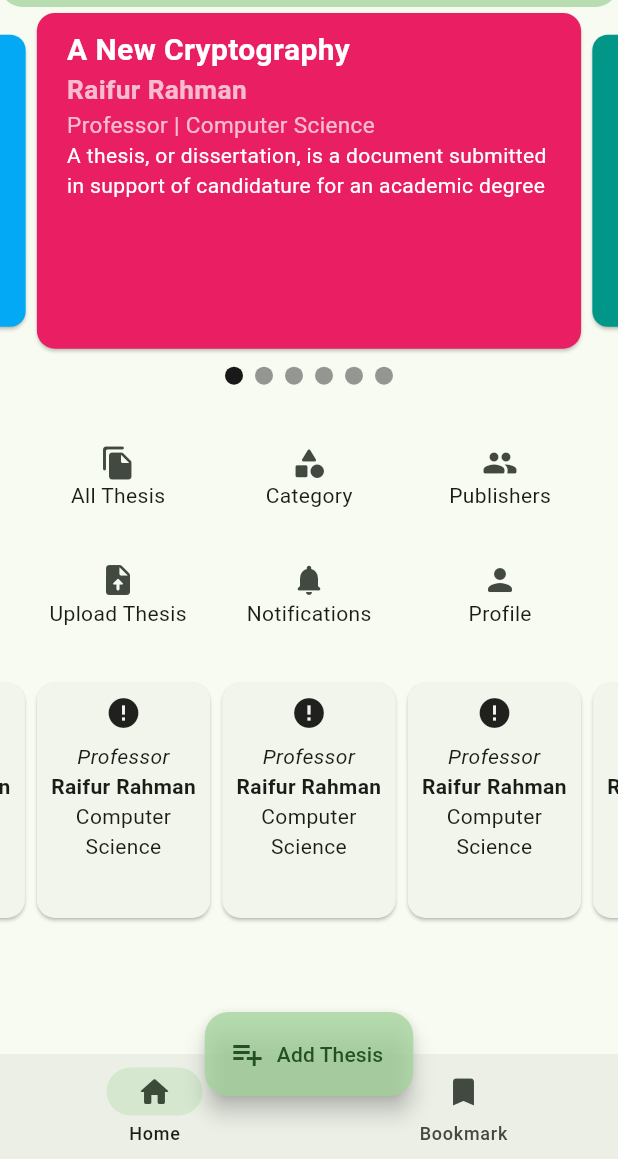
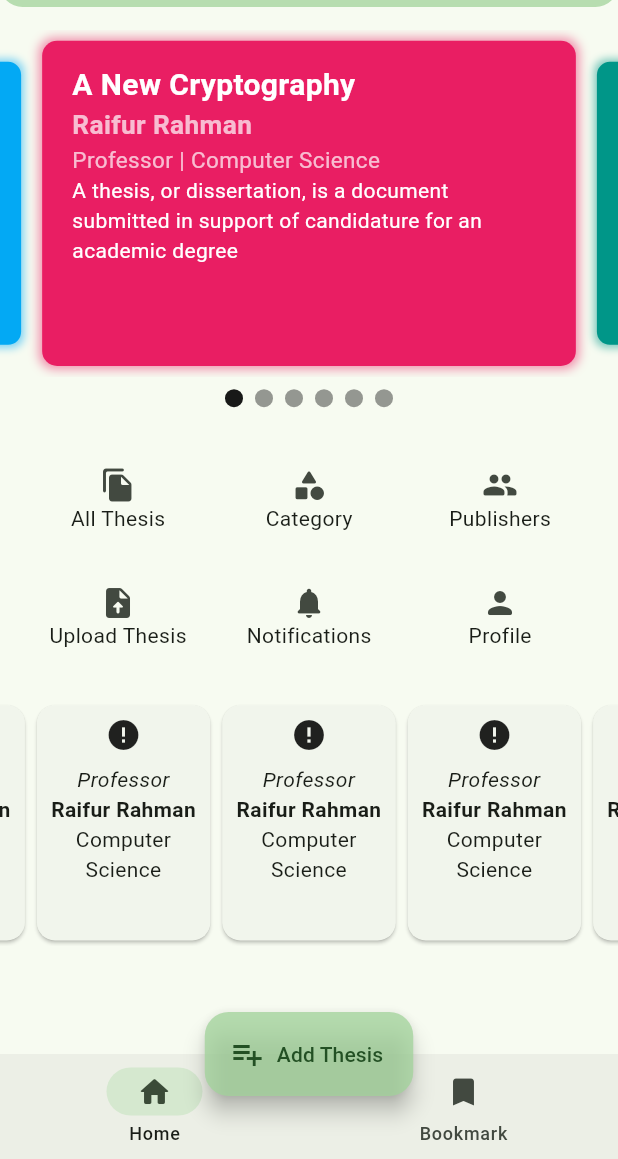
Before and after one commit to metaspook/su_research_and_thesis_book, a Flutter app: the screen it shows once a user with an empty profile is signed in, on a phone screen of 412 x 824 dp, the part 77-1236 px from its top. Run offline on Flutter 3.47's test engine with Material 2 defaults, Android fonts, the phone set to English and light mode, and no system bars; drawn by our look-alikes of cached_network_image, carousel_slider; our stand-ins replace bloc, connectivity_plus, equatable, file_picker, firebase_auth, firebase_core and 8 more; missing offline and left inert: flutter_cached_pdfview; accounts and stored records are empty; generated files the repository leaves out were written again; network calls fail; Roboto replaces fonts that are missing (Ubuntu); key blocks and very long unbroken strings in the code were emptied for the run.

Commit message:
add carousel thesis, profile

```diff
--- a/lib/modules/home/view/home_view.dart
+++ b/lib/modules/home/view/home_view.dart
@@ -9,6 +9,7 @@ class HomeView extends StatelessWidget {
   @override
   Widget build(BuildContext context) {
     return ListView(
+      padding: const EdgeInsets.symmetric(vertical: AppThemes.verticalPadding),
       children: [
         const ThesisCarousel(),
         GridView.count(
--- a/lib/modules/home/widgets/thesis_carousel.dart
+++ b/lib/modules/home/widgets/thesis_carousel.dart
@@ -37,9 +37,10 @@ class _ThesisCarouselState extends State<ThesisCarousel> {
         ),
         Row(
           mainAxisAlignment: MainAxisAlignment.center,
-          children: _imgList.asMap().entries.map((entry) {
-            return GestureDetector(
-              onTap: () => _controller.animateToPage(entry.key),
+          children: [
+            for (var i = 0; i < 6; i++)
+              GestureDetector(
+                onTap: () => _controller.animateToPage(i),
                 child: Container(
                   width: 12,
                   height: 12,
@@ -52,39 +53,40 @@ class _ThesisCarouselState extends State<ThesisCarousel> {
                     color: (Theme.of(context).brightness == Brightness.dark
                             ? Colors.white
                             : Colors.black)
-                      .withOpacity(_current == entry.key ? 0.9 : 0.4),
+                        .withOpacity(_current == i ? 0.9 : 0.4),
                   ),
                 ),
-            );
-          }).toList(),
+              ),
+          ],
         ),
       ],
     );
   }
 }
 
-final List<String> _imgList = [
-  'https://images.unsplash.com/photo-1520342868574-5fa3804e551c?ixlib=rb-0.3.5&ixid=eyJhcHBfaWQiOjEyMDd9&s=6ff92caffcdd63681a35134a6770ed3b&auto=format&fit=crop&w=1951&q=80',
-  'https://images.unsplash.com/photo-1522205408450-add114ad53fe?ixlib=rb-0.3.5&ixid=eyJhcHBfaWQiOjEyMDd9&s=368f45b0888aeb0b7b08e3a1084d3ede&auto=format&fit=crop&w=1950&q=80',
-  'https://images.unsplash.com/photo-1519125323398-675f0ddb6308?ixlib=rb-0.3.5&ixid=eyJhcHBfaWQiOjEyMDd9&s=94a1e718d89ca60a6337a6008341ca50&auto=format&fit=crop&w=1950&q=80',
-  'https://images.unsplash.com/photo-1523205771623-e0faa4d2813d?ixlib=rb-0.3.5&ixid=eyJhcHBfaWQiOjEyMDd9&s=89719a0d55dd05e2deae4120227e6efc&auto=format&fit=crop&w=1953&q=80',
-  'https://images.unsplash.com/photo-1508704019882-f9cf40e475b4?ixlib=rb-0.3.5&ixid=eyJhcHBfaWQiOjEyMDd9&s=8c6e5e3aba713b17aa1fe71ab4f0ae5b&auto=format&fit=crop&w=1352&q=80',
-  'https://images.unsplash.com/photo-1519985176271-adb1088fa94c?ixlib=rb-0.3.5&ixid=eyJhcHBfaWQiOjEyMDd9&s=a0c8d632e977f94e5d312d9893258f59&auto=format&fit=crop&w=1355&q=80',
-];
-
-final List<Widget> _imageSliders = _imgList
-    .map(
-      (item) => SizedBox(
-        // height: 200,
+final List<Widget> _imageSliders = [
+  for (var i = 0; i < 6; i++)
+    Container(
       width: double.infinity,
-        child: Card(
-          color: AppThemes.selectedColorsRandomized[_imgList.indexOf(item)],
-          child: const Padding(
-            padding: EdgeInsets.symmetric(
-              vertical: 10,
-              horizontal: 20,
+      margin: const EdgeInsets.symmetric(
+        horizontal: AppThemes.width,
+        vertical: AppThemes.height,
       ),
-            child: Column(
+      padding: const EdgeInsets.symmetric(horizontal: 20, vertical: 15),
+      decoration: BoxDecoration(
+        color: AppThemes.selectedColorsRandomized[i],
+        borderRadius: BorderRadius.circular(10),
+        boxShadow: [
+          BoxShadow(
+            color: AppThemes.selectedColorsRandomized[i].withOpacity(0.5),
+            blurRadius: 5,
+            spreadRadius: 1.75,
+          ),
+        ],
+      ),
+      child: const Column(
+        children: [
+          Column(
             crossAxisAlignment: CrossAxisAlignment.start,
             children: [
               Text(
@@ -108,21 +110,65 @@ final List<Widget> _imageSliders = _imgList
                 style: TextStyle(
                   color: Colors.white70,
                   fontSize: 15,
-                    // fontWeight: FontWeight.bold,
                 ),
               ),
               Text(
                 'A thesis, or dissertation, is a document submitted in support of candidature for an academic degree',
                 style: TextStyle(
                   color: Colors.white,
-                    // fontSize: 17.5,
-                    // fontWeight: FontWeight.bold,
                 ),
               ),
             ],
           ),
+        ],
       ),
     ),
-      ),
-    )
-    .toList();
+];
+
+// Container(
+//               decoration: const BoxDecoration(
+//                 gradient: LinearGradient(
+//                   begin: Alignment.topCenter,
+//                   end: Alignment.bottomCenter,
+//                   colors: [
+//                     Color.fromARGB(0, 0, 0, 0),
+//                     Color.fromARGB(150, 0, 0, 0),
+//                   ],
+//                 ),
+//               ),
+//               padding: const EdgeInsets.symmetric(vertical: 15, horizontal: 20),
+//               child: const Column(
+//                 crossAxisAlignment: CrossAxisAlignment.start,
+//                 children: [
+//                   Text(
+//                     'A New Cryptography',
+//                     style: TextStyle(
+//                       color: Colors.white,
+//                       fontSize: 20,
+//                       fontWeight: FontWeight.bold,
+//                     ),
+//                   ),
+//                   Text(
+//                     'Raifur Rahman',
+//                     style: TextStyle(
+//                       color: Colors.white70,
+//                       fontSize: 17.5,
+//                       fontWeight: FontWeight.bold,
+//                     ),
+//                   ),
+//                   Text(
+//                     'Professor | Computer Science',
+//                     style: TextStyle(
+//                       color: Colors.white70,
+//                       fontSize: 15,
+//                     ),
+//                   ),
+//                   Text(
+//                     'A thesis, or dissertation, is a document submitted in support of candidature for an academic degree',
+//                     style: TextStyle(
+//                       color: Colors.white,
+//                     ),
+//                   ),
+//                 ],
+//               ),
+//             ),
--- a/lib/theme/app_themes.dart
+++ b/lib/theme/app_themes.dart
@@ -93,10 +93,12 @@ sealed class AppThemes {
   static const width = height; // this won't always be same as the height.
   static const width2x = width * 2;
   static const width4x = width * 4;
+  static const horizontalPadding = width2x;
+  static const verticalPadding = height2x;
 
   static const viewPadding = EdgeInsets.symmetric(
-    horizontal: AppThemes.width2x,
-    vertical: AppThemes.height2x,
+    horizontal: horizontalPadding,
+    vertical: verticalPadding,
   );
 
   static const radiusCircular = Radius.circular(15);
```
Lines whose indentation alone changed are shown as unchanged.
